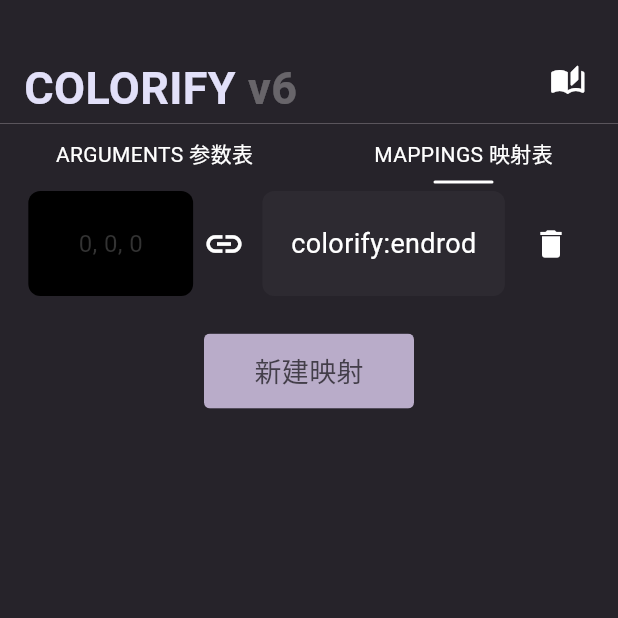
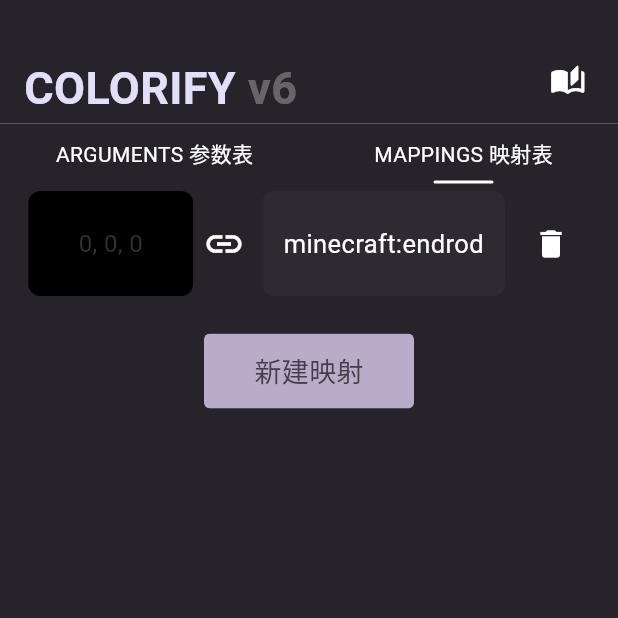
Before and after one commit to ComeixAlpha/Colorify6, a Flutter app: the screen it shows after launch, swiped to page 2, on a phone screen of 412 x 824 dp, the top half of it. Run offline on Flutter 3.47's test engine with Material 3 defaults, Android fonts, the phone set to English and light mode, and no system bars; drawn by our look-alikes of auto_size_text; our stand-ins replace file_picker, flutter_svg, nested, permission_handler, shared_preferences, sizer; missing offline and left inert: dart_minecraft, jdenticon_dart, window_manager; Roboto replaces fonts that are missing (Poppins); statements that could not run were skipped.

Commit message:
Bug fix & Added tip for ws

```diff
--- a/lib/backend/generators/generator_package.dart
+++ b/lib/backend/generators/generator_package.dart
@@ -35,7 +35,7 @@ Future<void> manifest(
   "format_version": 2,
   "header": {
     "name": "${args.name}",
-    "description": "[Colorify] ${args.desc}",
+    "description": "[§bColorify§f] ${args.desc}",
     "uuid": "$uuidBP",
     "min_engine_version": [1, 19, 50],
     "version": [1, 0, 0]
@@ -77,7 +77,7 @@ Future<void> manifest(
   "format_version": 2,
   "header": {
     "name": "${args.name}",
-    "description": "[Colorify] ${args.desc}",
+    "description": "[§bColorify§f] ${args.desc}",
     "uuid": "$uuidRP",
     "min_engine_version": [1, 19, 50],
     "version": [1, 0, 0]
--- a/lib/backend/providers/block.prov.dart
+++ b/lib/backend/providers/block.prov.dart
@@ -164,6 +164,10 @@ class Blockprov with ChangeNotifier {
     _disabled = disabledMemory;
   }
 
+  bool isExpanded(String className) {
+    return _expandedClasses.contains(className);
+  }
+
   void expandClass(String className) {
     _expandedClasses.add(className);
     notifyListeners();
--- a/lib/backend/providers/particle.prov.dart
+++ b/lib/backend/providers/particle.prov.dart
@@ -26,7 +26,7 @@ class Particleprov with ChangeNotifier {
   int _plane = 0;
   int _interpolation = 0;
   GenerateMode _mode = GenerateMode.match;
-  List<RGBMapping> _mappings = [RGBMapping(r: 0, g: 0, b: 0, id: 'colorify:endrod')];
+  List<RGBMapping> _mappings = [RGBMapping(r: 0, g: 0, b: 0, id: 'minecraft:endrod')];
 
   int get plane => _plane;
   int get interpolation => _interpolation;
--- a/lib/frontend/pages/block/block_palette.dart
+++ b/lib/frontend/pages/block/block_palette.dart
@@ -47,7 +47,8 @@ class _BlockPaletteState extends State<BlockPalette> {
           width: widget.width,
           className: '[${classes[classes.keys.toList()[i]]!.length}] $className',
           classSubname: classSubname,
-          onChanged: (v) {
+          isExpanded: blockprov.isExpanded(className),
+          onExpandStateChanged: (v) {
             if (v) {
               blockprov.expandClass(className);
             } else {
@@ -81,7 +82,8 @@ class _BlockPaletteState extends State<BlockPalette> {
         width: widget.width,
         className: '其他 Others',
         classSubname: '未分类或无法明确分类',
-        onChanged: (v) {
+        isExpanded: blockprov.isExpanded('其他 Others'),
+        onExpandStateChanged: (v) {
           if (v) {
             blockprov.expandClass('其他 Others');
           } else {
--- a/lib/frontend/pages/particle/particle_mappings.dart
+++ b/lib/frontend/pages/particle/particle_mappings.dart
@@ -25,7 +25,7 @@ class ParticleMappings extends StatefulWidget {
 
 class _ParticleMappingsState extends State<ParticleMappings> {
   final List<RGBMapping> _mappings = [
-    RGBMapping(r: 0, g: 0, b: 0, id: 'colorify:endrod'),
+    RGBMapping(r: 0, g: 0, b: 0, id: 'minecraft:endrod'),
   ];
 
   OverlayEntry? _overlayEntry;
```
Also changed, not shown: lib/backend/generators/generator_block.dart (+16 -12 lines), lib/backend/generators/generator_particle.dart (+19 -9 lines), lib/frontend/components/block/block_palette_class_head.dart (+11 -3 lines), lib/frontend/pages/socket/socket.dart (+12 -1 lines).
